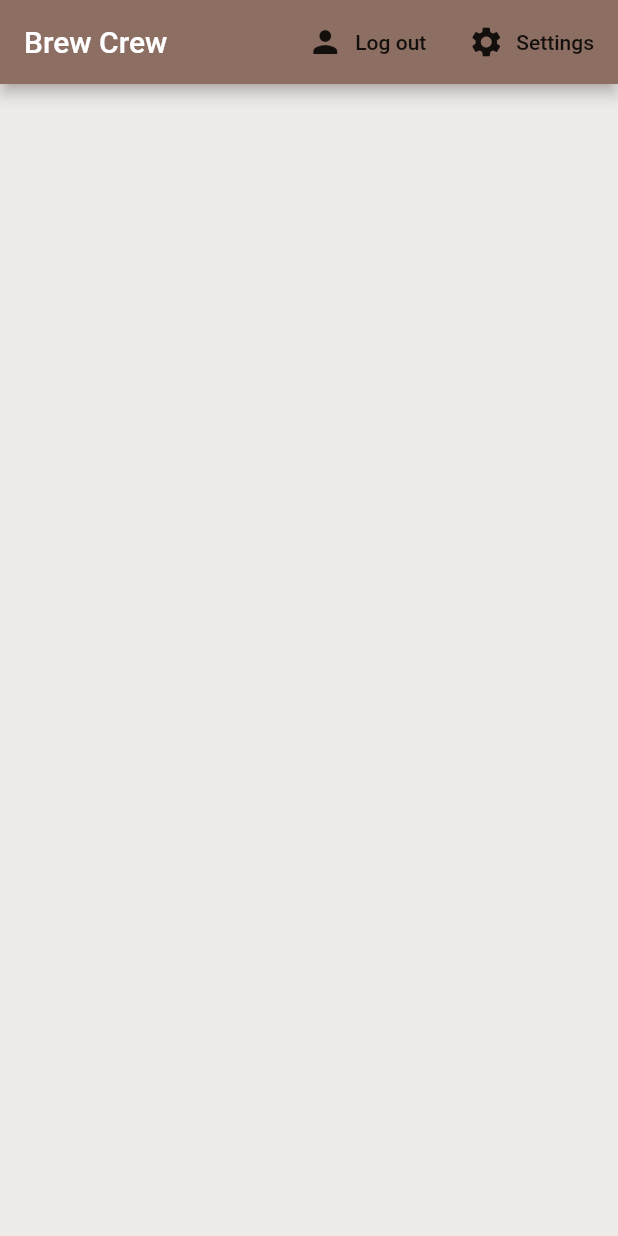
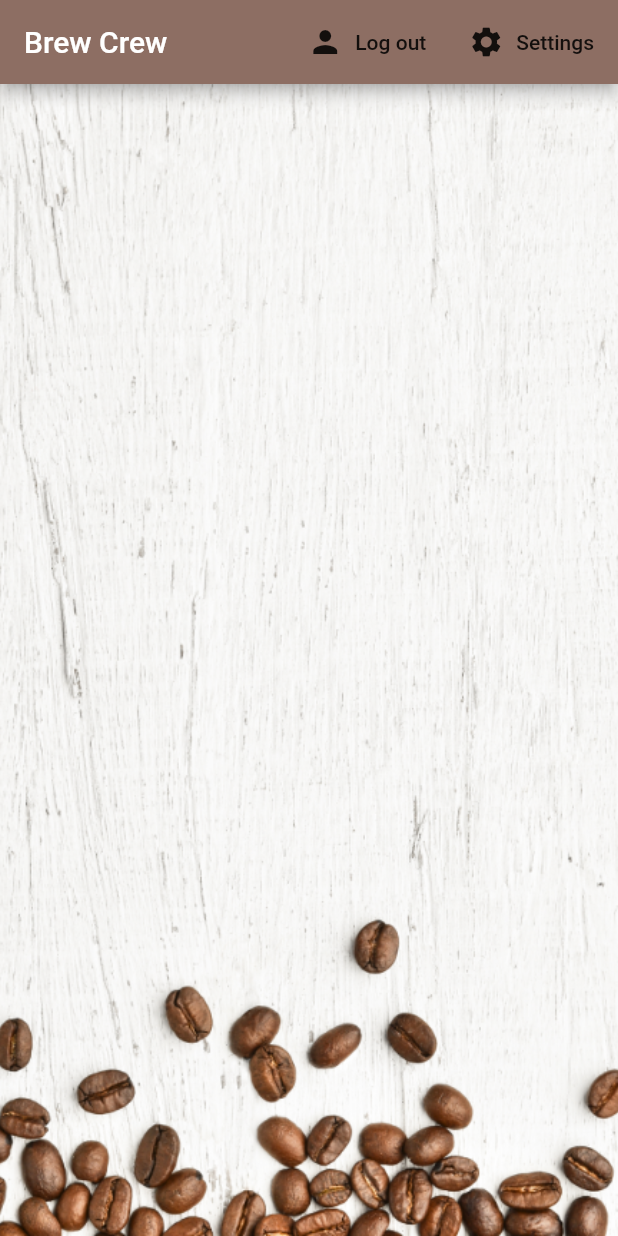
Before and after one commit to huzaifa1712/Flutter_BrewCrew, a Flutter app: the screen it shows once a user with an empty profile is signed in, on a phone screen of 412 x 824 dp. Run offline on Flutter 3.47's test engine with Material 2 defaults, Android fonts, the phone set to English and light mode, and no system bars; our stand-ins replace cloud_firestore, firebase_auth, firebase_core, flutter_spinkit; accounts and stored records are empty.

Commit message:
Finishing touches done (Part 27)

```diff
--- a/lib/screens/home/brew_tile.dart
+++ b/lib/screens/home/brew_tile.dart
@@ -19,6 +19,7 @@ class BrewTile extends StatelessWidget {
           leading: CircleAvatar(
             radius: 25.0,
             backgroundColor: Colors.brown[brew.strength],
+            backgroundImage: AssetImage('assets/coffee_icon.png'),
             child: Text(
                 (brew.strength/100).round().toString(),
                 style: TextStyle(color: Colors.white),
--- a/lib/screens/home/home.dart
+++ b/lib/screens/home/home.dart
@@ -50,7 +50,15 @@ class Home extends StatelessWidget {
               )
             ],
           ),
-          body: BrewList(),
+          body: Container(
+              decoration: BoxDecoration(
+                image: DecorationImage(
+                  image: AssetImage('assets/coffee_bg.png'),
+                  fit: BoxFit.cover,
+                )
+              ),
+              child: BrewList()
+          ),
         ),
       ),
     );
```
Also changed, not shown: pubspec.yaml (+3 -4 lines), assets/coffee_bg.png (added), assets/coffee_icon.png (added).
